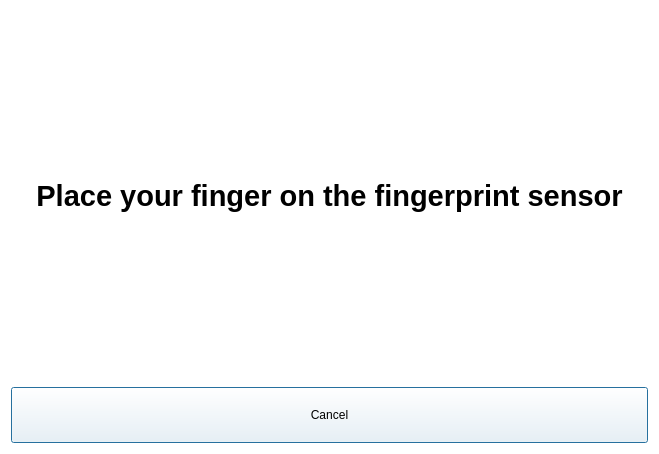
The window that finger.ui (arc-bphc/sims-gui) describes before a commit, drawn with Qt 5.
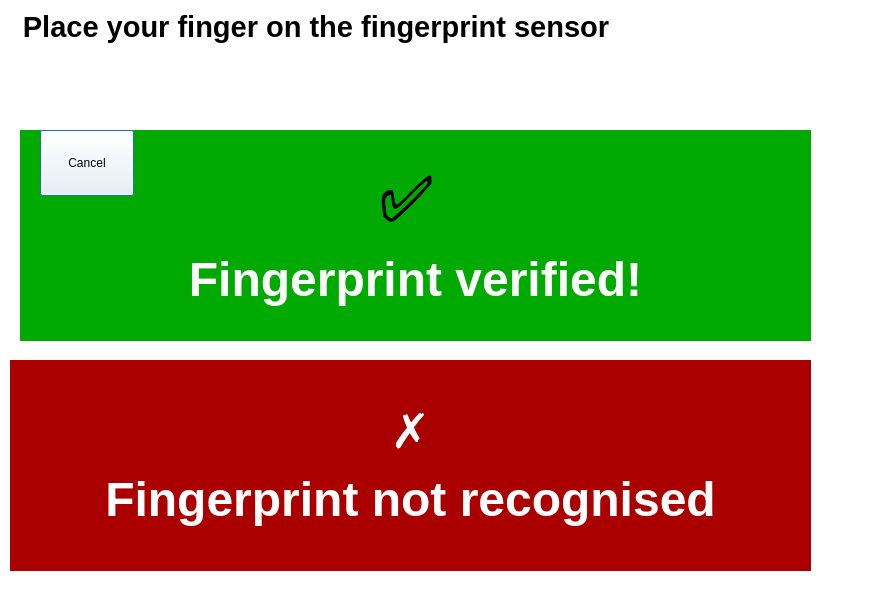
The same window after the commit.

The edit to the form file:
```diff
--- a/finger.ui
+++ b/finger.ui
@@ -9,8 +9,8 @@
    <rect>
     <x>0</x>
     <y>0</y>
-    <width>659</width>
-    <height>454</height>
+    <width>877</width>
+    <height>614</height>
    </rect>
   </property>
   <property name="windowTitle">
@@ -20,11 +20,47 @@
    <string notr="true">QWidget {background-color: white}
 QPushButton {padding: 20px}</string>
   </property>
-  <layout class="QVBoxLayout" name="verticalLayout_2">
-   <item>
-    <layout class="QVBoxLayout" name="verticalLayout">
-     <item>
+  <widget class="QLabel" name="tickLabel">
+   <property name="geometry">
+    <rect>
+     <x>20</x>
+     <y>130</y>
+     <width>791</width>
+     <height>211</height>
+    </rect>
+   </property>
+   <property name="styleSheet">
+    <string notr="true">background-color: rgb(0, 170, 0)</string>
+   </property>
+   <property name="text">
+    <string>&lt;html&gt;&lt;head/&gt;&lt;body&gt;&lt;p align=&quot;center&quot;&gt;&lt;span style=&quot; font-size:48pt; font-weight:600;&quot;&gt;✅ &lt;/span&gt;&lt;/p&gt;&lt;p align=&quot;center&quot;&gt;&lt;span style=&quot; font-size:36pt; font-weight:600; color:#ffffff;&quot;&gt;Fingerprint verified!&lt;/span&gt;&lt;/p&gt;&lt;/body&gt;&lt;/html&gt;</string>
+   </property>
+  </widget>
+  <widget class="QLabel" name="tickLabel_2">
+   <property name="geometry">
+    <rect>
+     <x>10</x>
+     <y>360</y>
+     <width>801</width>
+     <height>211</height>
+    </rect>
+   </property>
+   <property name="styleSheet">
+    <string notr="true">background-color: rgb(170, 0, 0)</string>
+   </property>
+   <property name="text">
+    <string>&lt;html&gt;&lt;head/&gt;&lt;body&gt;&lt;p align=&quot;center&quot;&gt;&lt;span style=&quot; font-size:36pt; font-weight:600; color:#ffffff;&quot;&gt;✗&lt;/span&gt;&lt;/p&gt;&lt;p align=&quot;center&quot;&gt;&lt;span style=&quot; font-size:36pt; font-weight:600; color:#ffffff;&quot;&gt;Fingerprint not recognised&lt;/span&gt;&lt;/p&gt;&lt;/body&gt;&lt;/html&gt;</string>
+   </property>
+  </widget>
       <widget class="QLabel" name="label">
+   <property name="geometry">
+    <rect>
+     <x>7</x>
+     <y>7</y>
+     <width>618</width>
+     <height>40</height>
+    </rect>
+   </property>
        <property name="font">
         <font>
          <pointsize>22</pointsize>
@@ -36,17 +72,19 @@
         <string>&lt;html&gt;&lt;head/&gt;&lt;body&gt;&lt;p align=&quot;center&quot;&gt;Place your finger on the fingerprint sensor&lt;/p&gt;&lt;/body&gt;&lt;/html&gt;</string>
        </property>
       </widget>
-     </item>
-     <item>
       <widget class="QPushButton" name="pushButton">
+   <property name="geometry">
+    <rect>
+     <x>40</x>
+     <y>130</y>
+     <width>94</width>
+     <height>66</height>
+    </rect>
+   </property>
        <property name="text">
         <string>Cancel</string>
        </property>
       </widget>
-     </item>
-    </layout>
-   </item>
-  </layout>
  </widget>
  <resources/>
  <connections/>
```
Lines whose indentation alone changed are shown as unchanged.
